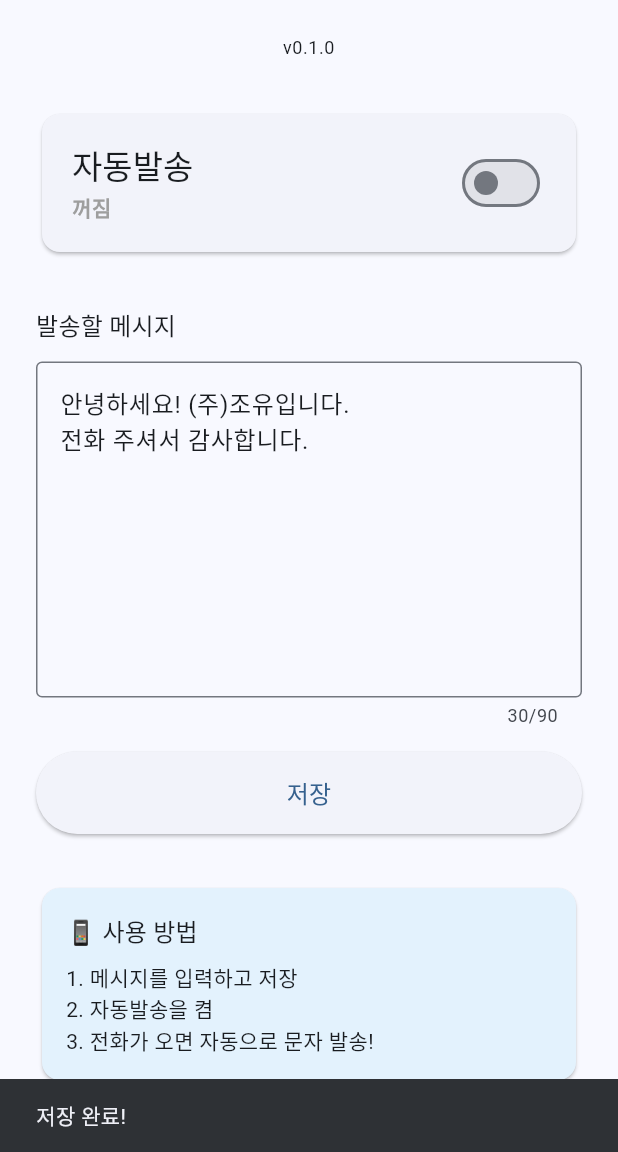
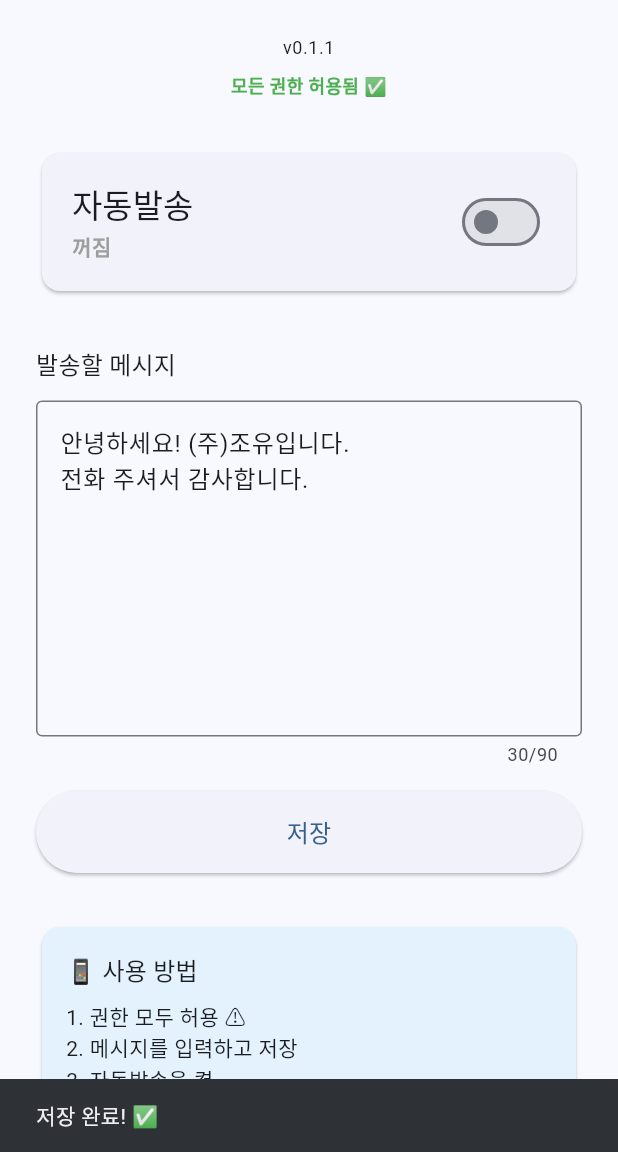
Before and after one commit to drjo70/JoU-SMS, a Flutter app: the screen it shows after launch, after a tap on "저장", on a phone screen of 412 x 824 dp, the part 84-1236 px from its top. Run offline on Flutter 3.47's test engine with Material 3 defaults, Android fonts, the phone set to English and light mode, and no system bars; our stand-ins replace package_info_plus, permission_handler, shared_preferences; network calls fail.

Commit message:
v0.1.1 - 앱 시작 시 권한 자동 요청 + 상세 로그

```diff
--- a/lib/main.dart
+++ b/lib/main.dart
@@ -42,11 +42,83 @@ class _HomePageState extends State<HomePage> {
   String _latestVersion = '';
   bool _hasUpdate = false;
 
+  // 권한 상태
+  bool _permissionsGranted = false;
+  String _permissionStatus = '권한 확인 중...';
+
   @override
   void initState() {
     super.initState();
+    _requestPermissions(); // 앱 시작 시 즉시 권한 요청
     _loadSettings();
     _checkForUpdates();
+  }
+
+  // 앱 시작 시 권한 요청
+  Future<void> _requestPermissions() async {
+    print('🔐 [v0.1] 권한 요청 시작...');
+
+    try {
+      // SMS 권한
+      final smsStatus = await Permission.sms.request();
+      print('📱 [v0.1] SMS 권한: $smsStatus');
+
+      // 전화 권한
+      final phoneStatus = await Permission.phone.request();
+      print('☎️ [v0.1] 전화 권한: $phoneStatus');
+
+      // 연락처 권한
+      final contactsStatus = await Permission.contacts.request();
+      print('👥 [v0.1] 연락처 권한: $contactsStatus');
+
+      final allGranted = smsStatus.isGranted &&
+                         phoneStatus.isGranted &&
+                         contactsStatus.isGranted;
+
+      setState(() {
+        _permissionsGranted = allGranted;
+        _permissionStatus = allGranted ? '모든 권한 허용됨 ✅' : '일부 권한 거부됨 ❌';
+      });
+
+      if (allGranted) {
+        print('✅ [v0.1] 모든 권한 허용됨!');
+      } else {
+        print('❌ [v0.1] 일부 권한 거부됨!');
+        _showPermissionDialog();
+      }
+    } catch (e) {
+      print('❌ [v0.1] 권한 요청 오류: $e');
+      setState(() {
+        _permissionStatus = '권한 요청 실패';
+      });
+    }
+  }
+
+  // 권한 거부 시 안내 다이얼로그
+  void _showPermissionDialog() {
+    showDialog(
+      context: context,
+      barrierDismissible: false,
+      builder: (context) => AlertDialog(
+        title: const Text('⚠️ 권한 필요'),
+        content: const Text(
+          '자동문자 발송을 위해서는\nSMS, 전화, 연락처 권한이\n모두 필요합니다.\n\n설정에서 권한을 허용해주세요.'
+        ),
+        actions: [
+          TextButton(
+            onPressed: () => Navigator.pop(context),
+            child: const Text('닫기'),
+          ),
+          ElevatedButton(
+            onPressed: () async {
+              Navigator.pop(context);
+              await openAppSettings();
+            },
+            child: const Text('설정 열기'),
+          ),
+        ],
+      ),
+    );
   }
 
   // 설정 불러오기
@@ -54,14 +126,18 @@ class _HomePageState extends State<HomePage> {
     print('📂 [v0.1] 설정 불러오기 시작...');
     final prefs = await SharedPreferences.getInstance();
 
+    final enabled = prefs.getBool('auto_send_enabled') ?? false;
+    final msg = prefs.getString('message') ?? _message;
+
     setState(() {
-      _autoSendEnabled = prefs.getBool('auto_send_enabled') ?? false;
-      _message = prefs.getString('message') ?? _message;
-      _messageController.text = _message;
+      _autoSendEnabled = enabled;
+      _message = msg;
+      _messageController.text = msg;
     });
 
     print('✅ [v0.1] 설정 불러오기 완료');
     print('  - 자동발송: $_autoSendEnabled');
+    print('  - 메시지: $_message');
     print('  - 메시지 길이: ${_message.length}자');
   }
 
@@ -70,13 +146,11 @@ class _HomePageState extends State<HomePage> {
     try {
       print('🔍 [v0.1] 업데이트 체크 시작...');
 
-      // 현재 버전 가져오기
       final packageInfo = await PackageInfo.fromPlatform();
       _currentVersion = packageInfo.version;
 
-      // GitHub API에서 최신 릴리즈 확인
       final response = await http.get(
-        Uri.parse('https://api.github.com/repos/zoenation/jou-sms-auto/releases/latest'),
+        Uri.parse('https://api.github.com/repos/drjo70/JoU-SMS/releases/latest'),
       ).timeout(const Duration(seconds: 5));
 
       if (response.statusCode == 200) {
@@ -103,7 +177,6 @@ class _HomePageState extends State<HomePage> {
     }
   }
 
-  // 버전 비교 (0.1.0 vs 0.2.0)
   int _compareVersions(String v1, String v2) {
     final parts1 = v1.split('.').map(int.parse).toList();
     final parts2 = v2.split('.').map(int.parse).toList();
@@ -115,7 +188,6 @@ class _HomePageState extends State<HomePage> {
     return 0;
   }
 
-  // 업데이트 다이얼로그
   void _showUpdateDialog(String downloadUrl) {
     showDialog(
       context: context,
@@ -130,7 +202,6 @@ class _HomePageState extends State<HomePage> {
           ElevatedButton(
             onPressed: () {
               Navigator.pop(context);
-              // TODO: 다운로드 페이지로 이동
               print('📥 다운로드 URL: $downloadUrl');
             },
             child: const Text('업데이트'),
@@ -142,36 +213,59 @@ class _HomePageState extends State<HomePage> {
 
   // 자동발송 토글
   Future<void> _toggleAutoSend() async {
-    print('🔄 [v0.1] 자동발송 토글 호출 (현재: $_autoSendEnabled)');
+    print('🔄🔄🔄 [v0.1] 자동발송 토글 호출!');
+    print('  - 현재 상태: $_autoSendEnabled');
+    print('  - 권한 상태: $_permissionsGranted');
 
-    // 권한 체크
-    if (!_autoSendEnabled) {
-      final smsGranted = await Permission.sms.request();
-      final phoneGranted = await Permission.phone.request();
-      final contactsGranted = await Permission.contacts.request();
-
-      if (!smsGranted.isGranted || !phoneGranted.isGranted || !contactsGranted.isGranted) {
-        print('❌ [v0.1] 권한 거부됨');
-        if (mounted) {
-          ScaffoldMessenger.of(context).showSnackBar(
-            const SnackBar(content: Text('권한이 필요합니다!')),
-          );
-        }
+    // 권한 재확인
+    if (!_permissionsGranted) {
+      print('❌ [v0.1] 권한 없음 - 재요청');
+      await _requestPermissions();
+      if (!_permissionsGranted) {
         return;
       }
-      print('✅ [v0.1] 권한 허용됨');
+    }
+
+    // 메시지 확인
+    if (_message.trim().isEmpty) {
+      print('❌ [v0.1] 메시지 없음!');
+      ScaffoldMessenger.of(context).showSnackBar(
+        const SnackBar(content: Text('먼저 메시지를 입력하고 저장해주세요!')),
+      );
+      return;
     }
 
     // 상태 변경
     final newValue = !_autoSendEnabled;
+    print('📝 [v0.1] SharedPreferences 저장 시작...');
+    print('  - 키: auto_send_enabled');
+    print('  - 값: $newValue');
+
     final prefs = await SharedPreferences.getInstance();
     await prefs.setBool('auto_send_enabled', newValue);
+
+    // 즉시 검증
+    final saved = prefs.getBool('auto_send_enabled');
+    print('🔍 [v0.1] 저장 후 즉시 확인: $saved');
+
+    if (saved == newValue) {
+      print('✅ [v0.1] SharedPreferences 저장 성공!');
+    } else {
+      print('❌❌❌ [v0.1] SharedPreferences 저장 실패!');
+    }
 
     setState(() {
       _autoSendEnabled = newValue;
     });
 
-    print('✅ [v0.1] 자동발송 상태 변경: $_autoSendEnabled');
+    print('🎉 [v0.1] 자동발송 토글 완료! 최종 상태: $_autoSendEnabled');
+
+    ScaffoldMessenger.of(context).showSnackBar(
+      SnackBar(
+        content: Text(_autoSendEnabled ? '자동발송 켜짐! ✅' : '자동발송 꺼짐'),
+        duration: const Duration(seconds: 2),
+      ),
+    );
   }
 
   // 메시지 저장
@@ -185,19 +279,26 @@ class _HomePageState extends State<HomePage> {
       return;
     }
 
-    print('💾 [v0.1] 메시지 저장 중...');
+    print('💾 [v0.1] 메시지 저장 시작...');
+    print('  - 메시지: $newMessage');
+    print('  - 길이: ${newMessage.length}자');
+
     final prefs = await SharedPreferences.getInstance();
     await prefs.setString('message', newMessage);
+
+    // 즉시 검증
+    final saved = prefs.getString('message');
+    print('🔍 [v0.1] 저장 후 확인: $saved');
 
     setState(() {
       _message = newMessage;
     });
 
-    print('✅ [v0.1] 메시지 저장 완료 (${newMessage.length}자)');
+    print('✅ [v0.1] 메시지 저장 완료!');
 
     if (mounted) {
       ScaffoldMessenger.of(context).showSnackBar(
-        const SnackBar(content: Text('저장 완료!')),
+        const SnackBar(content: Text('저장 완료! ✅')),
       );
     }
   }
@@ -209,7 +310,6 @@ class _HomePageState extends State<HomePage> {
         title: const Text('JoU 자동문자'),
         backgroundColor: Theme.of(context).colorScheme.inversePrimary,
         actions: [
-          // 업데이트 배지
           if (_hasUpdate)
             Padding(
               padding: const EdgeInsets.only(right: 16),
@@ -235,10 +335,20 @@ class _HomePageState extends State<HomePage> {
           child: Column(
             crossAxisAlignment: CrossAxisAlignment.stretch,
             children: [
-              // 버전 정보
+              // 버전 + 권한 상태
               Text(
                 'v$_currentVersion',
                 style: Theme.of(context).textTheme.bodySmall,
+                textAlign: TextAlign.center,
+              ),
+              const SizedBox(height: 8),
+              Text(
+                _permissionStatus,
+                style: TextStyle(
+                  fontSize: 12,
+                  color: _permissionsGranted ? Colors.green : Colors.red,
+                  fontWeight: FontWeight.bold,
+                ),
                 textAlign: TextAlign.center,
               ),
               const SizedBox(height: 32),
@@ -320,9 +430,19 @@ class _HomePageState extends State<HomePage> {
                         style: Theme.of(context).textTheme.titleMedium,
                       ),
                       const SizedBox(height: 8),
-                      const Text('1. 메시지를 입력하고 저장'),
-                      const Text('2. 자동발송을 켬'),
-                      const Text('3. 전화가 오면 자동으로 문자 발송!'),
+                      const Text('1. 권한 모두 허용 ⚠️'),
+                      const Text('2. 메시지를 입력하고 저장'),
+                      const Text('3. 자동발송을 켬'),
+                      const Text('4. 전화가 오면 자동으로 문자 발송!'),
+                      const SizedBox(height: 12),
+                      Text(
+                        '💡 로그 뷰어로 작동 확인 가능',
+                        style: TextStyle(
+                          fontSize: 12,
+                          color: Colors.blue.shade700,
+                          fontWeight: FontWeight.bold,
+                        ),
+                      ),
                     ],
                   ),
                 ),
--- a/pubspec.yaml
+++ b/pubspec.yaml
@@ -2,7 +2,7 @@ name: auto_promo_sms
 description: "소상공인을 위한 초간단 자동 홍보문자 앱"
 publish_to: 'none'
 
-version: 0.1.0+1
+version: 0.1.1+2
 
 environment:
   sdk: ^3.9.2
```
Also changed, not shown: 1 other file.
